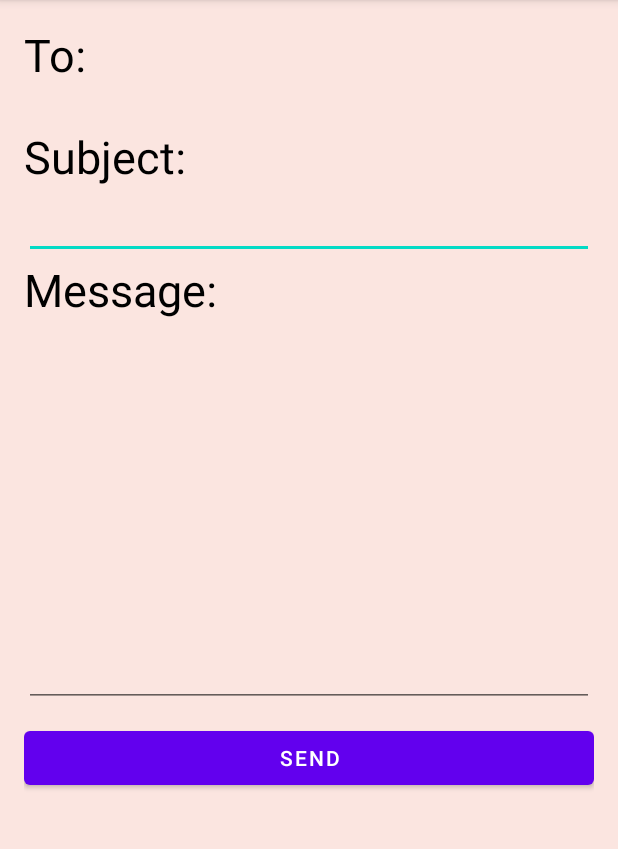
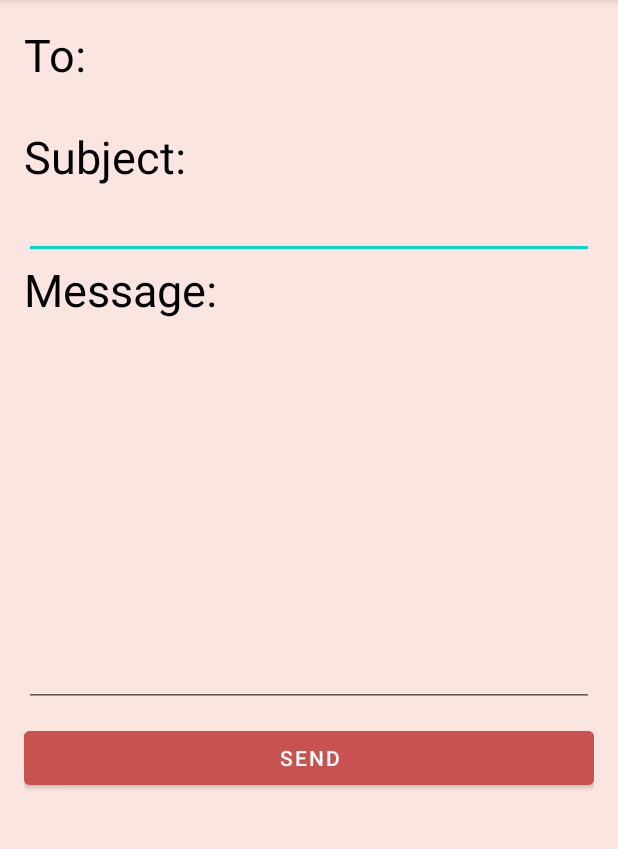
Before and after one commit to svenosha/BloodBankApp_Sec02_Group1, an Android app: the EmailDonor screen opened directly, with no data from a screen before it, on a phone screen of 412 x 824 dp, the part 84-933 px from its top. Run offline under Robolectric (Android 15) with nearby library versions, the phone set to English and light mode, and no system bars; 1 statement that could not run was skipped.

Commit message:
blloddonor button color

```diff
--- a/app/src/main/res/layout/activity_email_donor.xml
+++ b/app/src/main/res/layout/activity_email_donor.xml
@@ -53,5 +53,6 @@
         android:layout_height="wrap_content"
         android:layout_marginTop="10dp"
         android:layout_gravity="center"
+        android:backgroundTint="#C85250"
         android:text="Send"/>
 </LinearLayout>
```
